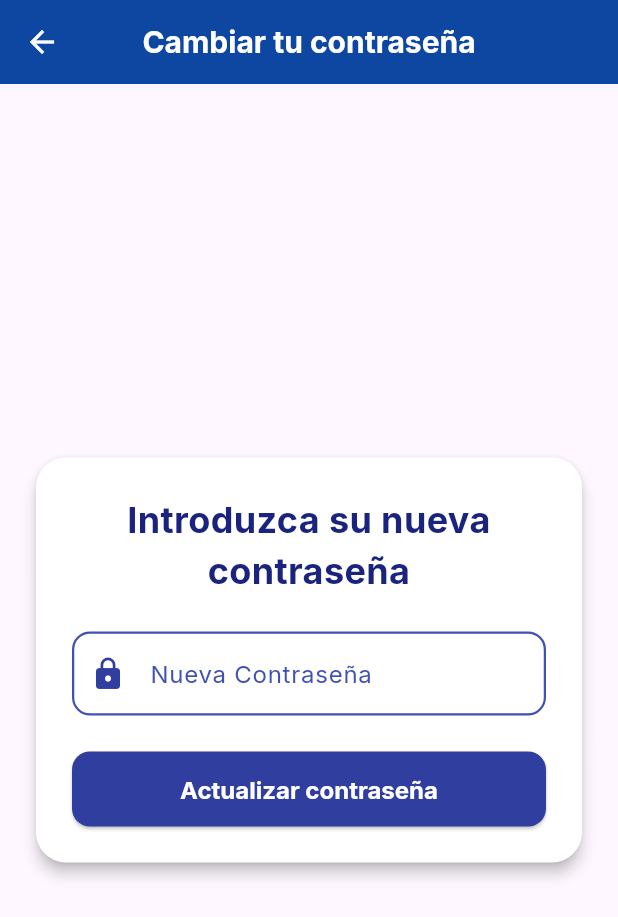
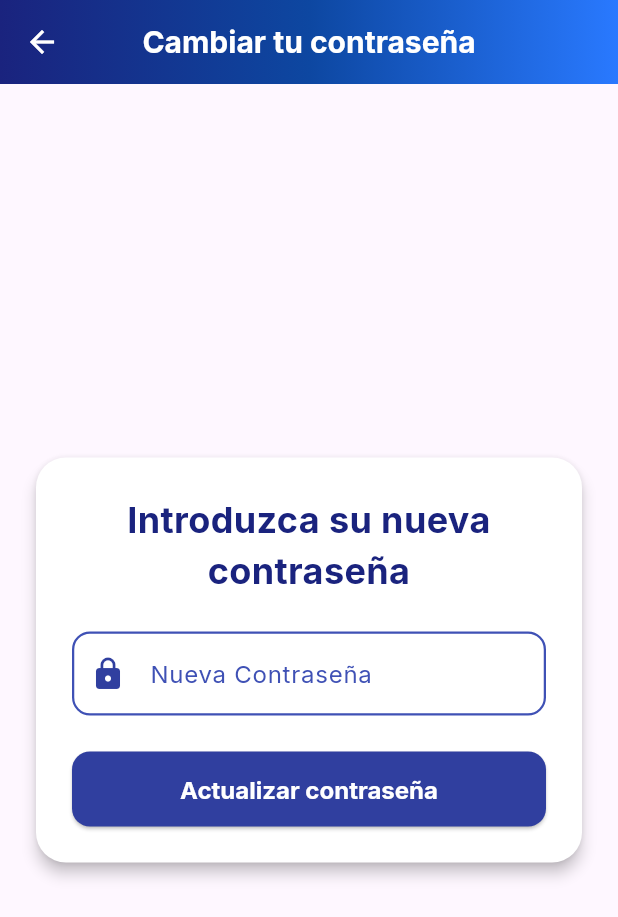
Before and after one commit to carloscl2001/ESIPlanner-UCA, a Flutter app: the EditPasswordScreen screen opened by its route, on a phone screen of 412 x 824 dp. Shown: the top 917 px of the screen. Run offline on Flutter 3.47's test engine with Material 3 defaults, Android fonts, the phone set to English and light mode, and no system bars; our stand-ins replace google_fonts, shared_preferences; accounts and stored records are empty.

Commit message:
Update edit_password_screen.dart

```diff
--- a/esiplanner/lib/features/edit_password/edit_password_screen.dart
+++ b/esiplanner/lib/features/edit_password/edit_password_screen.dart
@@ -43,6 +43,23 @@ class _EditPasswordScreenState extends State<EditPasswordScreen> {
           style: TextStyle(color: Colors.white, fontWeight: FontWeight.bold),
         ),
         centerTitle: true,
+        elevation: 10,
+        flexibleSpace: Container(
+          decoration: BoxDecoration(
+            gradient: isDarkMode
+                ? null
+                : LinearGradient(
+                    begin: Alignment.centerLeft,
+                    end: Alignment.centerRight,
+                    colors: [
+                      Colors.indigo.shade900,
+                      Colors.blue.shade900,
+                      Colors.blueAccent.shade400,
+                    ],
+                  ),
+            color: isDarkMode ? Colors.black : null,
+          ),
+        ),
       ),
       body: Center(
         child: EditPasswordForm(
```
